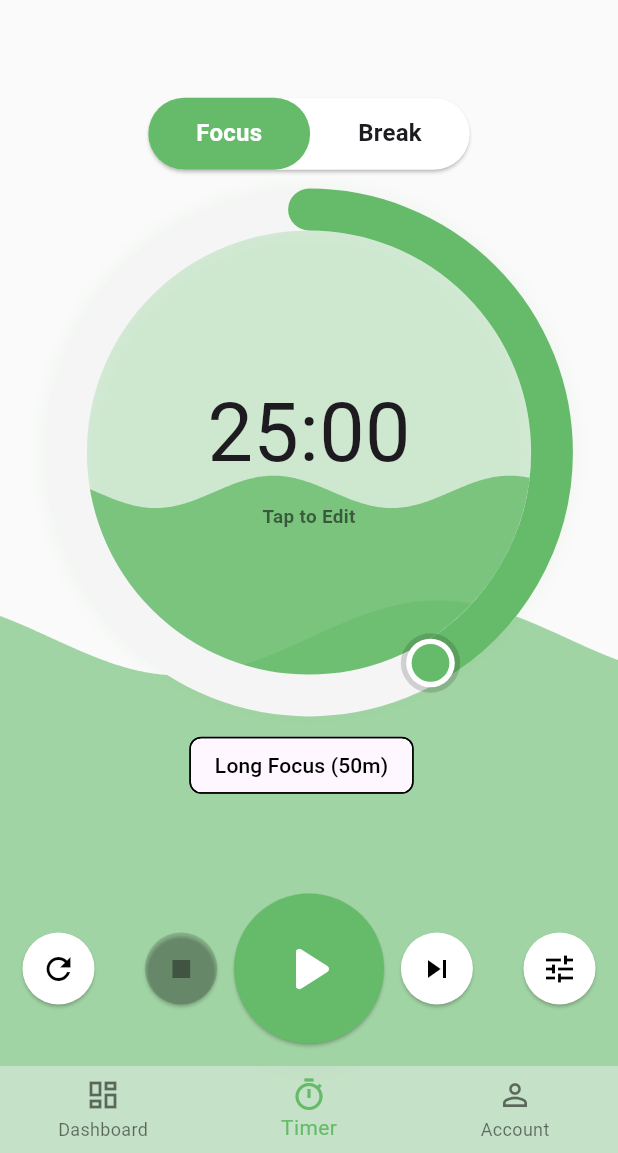
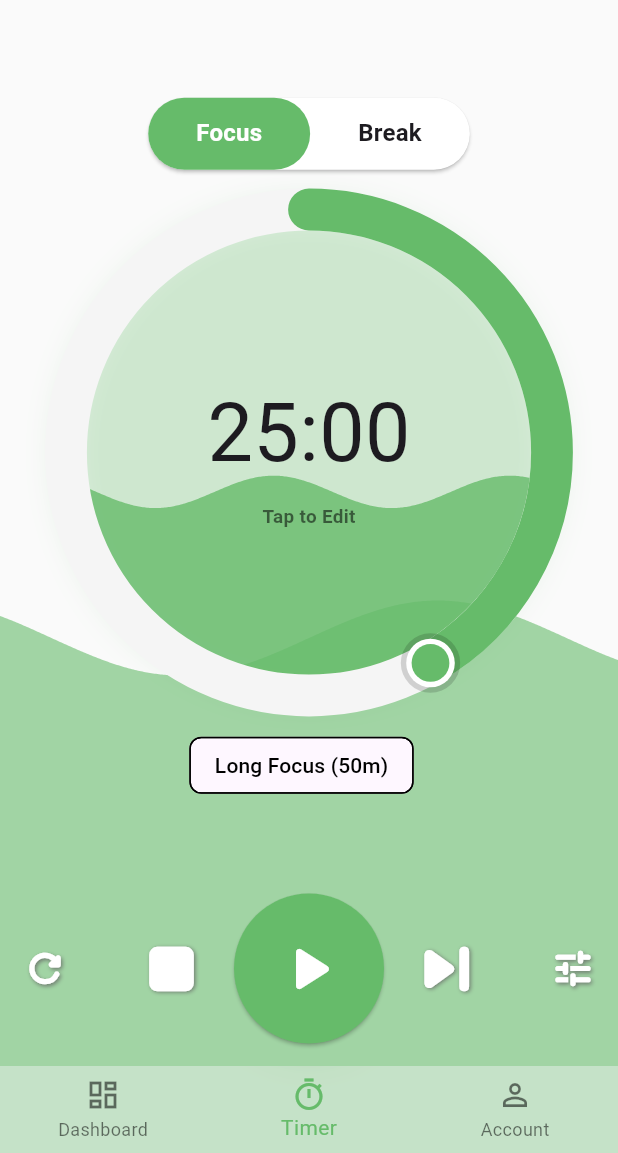
Before and after one commit to GuyWithBag/flow_app, a Flutter app: the screen it shows after launch, on a phone screen of 412 x 824 dp, the part 83-1236 px from its top. Run offline on Flutter 3.47's test engine with Material 3 defaults, Android fonts, the phone set to English and light mode, and no system bars; our stand-ins replace audioplayers, file_picker, fl_chart, flutter_colorpicker, flutter_hooks, flutter_local_notifications and 5 more; missing offline and left inert: barrel_annotation, flutter_confetti, flutter_picker_plus, purchases_flutter, purchases_ui_flutter; accounts and stored records are empty; network calls fail; statements that could not run were skipped.

Commit message:
feat: Changed ui design of top_bottom_controls

```diff
--- /dev/null
+++ b/lib/widgets/shadow_icon_button.dart
@@ -0,0 +1,40 @@
+import 'package:flutter/material.dart';
+
+class ShadowIconButton extends StatelessWidget {
+  const ShadowIconButton({
+    super.key,
+    this.onTap,
+    required this.icon,
+    this.size = 56,
+    this.color,
+  });
+
+  final Function()? onTap;
+  final IconData icon;
+  final double size;
+  final Color? color;
+
+  @override
+  Widget build(BuildContext context) {
+    return GestureDetector(
+      onTap: onTap,
+      child: Icon(
+        icon,
+        fill: 1,
+        color: color ?? Theme.of(context).colorScheme.surface,
+        size: size,
+        fontWeight: FontWeight.w900,
+
+        shadows: [
+          Shadow(
+            offset: Offset(1, 1), // X and Y offset
+            blurRadius: 3.0, // Blur radius
+            color: Colors.grey.shade700.withAlpha(
+              200,
+            ), // Shadow color and opacity
+          ),
+        ],
+      ),
+    );
+  }
+}
--- a/lib/widgets/timer_bottom_controls.dart
+++ b/lib/widgets/timer_bottom_controls.dart
@@ -117,52 +117,75 @@ class TimerBottomControls extends StatelessWidget {
     final iconSize = isCompact ? 20.0 : 24.0;
 
     final filledFlatButton = IconButton.styleFrom(
-      backgroundColor: Theme.of(context).colorScheme.onPrimary,
+      // backgroundColor: Theme.of(context).colorScheme.onPrimary,
+      // backgroundColor: Colors.transparent,
       foregroundColor: Theme.of(context).colorScheme.inverseSurface,
       minimumSize: Size(btnSize, btnSize),
       maximumSize: Size(btnSize, btnSize),
       iconSize: iconSize,
+      elevation: 0,
     );
     final adService = context.watch<AdService>();
+    final sideButtonsSize = 30.0;
 
     return Row(
       children: [
         BouncingButton(
-          child: IconButton(
-            onPressed: resetLoop,
-            icon: const Icon(Icons.refresh),
-            style: filledFlatButton,
+          child: ShadowIconButton(
+            onTap: resetLoop,
+            icon: Icons.refresh_rounded,
+            size: sideButtonsSize,
           ),
         ),
         const Spacer(flex: 3),
+        // BouncingButton(
+        //   child: IconButton.filled(
+        //     onPressed: sessionProvider.isSessionActive ? finishSession : null,
+        //     icon: const Icon(Icons.stop),
+        //     style: filledFlatButton,
+        //   ),
+        // ),
         BouncingButton(
-          child: IconButton.filled(
-            onPressed: sessionProvider.isSessionActive ? finishSession : null,
-            icon: const Icon(Icons.stop),
-            style: filledFlatButton,
+          child: ShadowIconButton(
+            onTap: sessionProvider.isSessionActive ? finishSession : null,
+            icon: Icons.stop_rounded,
           ),
         ),
         const Spacer(flex: 1),
         BouncingButton(child: PlayPauseButton()),
         const Spacer(flex: 1),
         BouncingButton(
-          child: IconButton(
-            onPressed: skipCycle,
-            icon: const Icon(Icons.skip_next),
-            style: filledFlatButton,
+          // child: IconButton(
+          //   onPressed: skipCycle,
+          //   icon: const Icon(Icons.skip_next),
+          //   style: filledFlatButton,
+          // ),
+          child: ShadowIconButton(
+            icon: Icons.skip_next_rounded,
+            onTap: skipCycle,
           ),
         ),
         const Spacer(flex: 3),
         BouncingButton(
-          child: IconButton(
-            onPressed: () {
+          // child: IconButton(
+          //   onPressed: () {
+          //     if (!context.read<PurchaseProvider>().isNoAds) {
+          //       adService.iAd?.show();
+          //     }
+          //     _showSettingsSheet(context, timerProvider);
+          //   },
+          //   icon: const Icon(Icons.tune),
+          //   style: filledFlatButton,
+          // ),
+          child: ShadowIconButton(
+            onTap: () {
               if (!context.read<PurchaseProvider>().isNoAds) {
                 adService.iAd?.show();
               }
               _showSettingsSheet(context, timerProvider);
             },
-            icon: const Icon(Icons.tune),
-            style: filledFlatButton,
+            icon: Icons.tune_rounded,
+            size: sideButtonsSize,
           ),
         ),
       ],
--- a/lib/widgets/widgets.barrel.dart
+++ b/lib/widgets/widgets.barrel.dart
@@ -24,3 +24,4 @@ export 'timer_circle_content.dart';
 export 'timer_grabber.dart';
 export 'timer_settings_menu.dart';
 export 'timer_top_controls.dart';
+export 'shadow_icon_button.dart';
```
